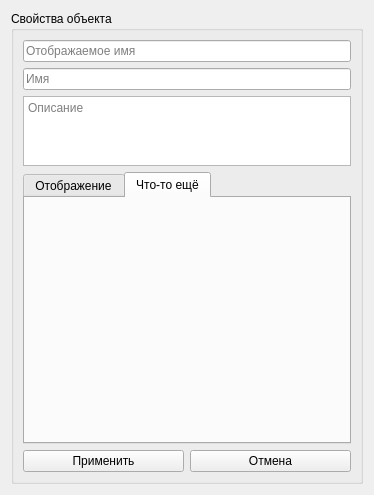
Old version of the form src/GUI/GraphEdit/objectpropertyeditorform.ui in the repository VinTRiZz/GraphEditor.
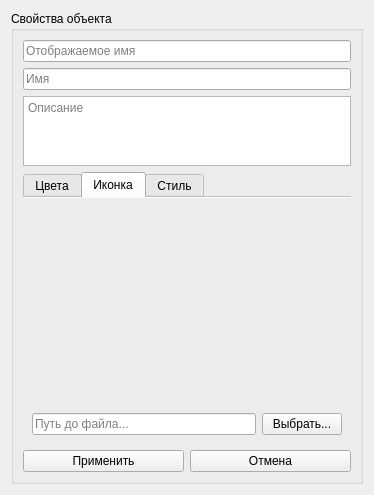
New version of the form. The open tabs and pages were chosen to show the change.

The edit to the form file:
```diff
--- a/src/GUI/GraphEdit/objectpropertyeditorform.ui
+++ b/src/GUI/GraphEdit/objectpropertyeditorform.ui
@@ -58,12 +58,21 @@
           <verstretch>4</verstretch>
          </sizepolicy>
         </property>
+        <property name="tabPosition">
+         <enum>QTabWidget::North</enum>
+        </property>
+        <property name="tabShape">
+         <enum>QTabWidget::Rounded</enum>
+        </property>
         <property name="currentIndex">
          <number>0</number>
         </property>
-        <widget class="QWidget" name="tab">
+        <property name="documentMode">
+         <bool>true</bool>
+        </property>
+        <widget class="QWidget" name="tab_colors">
          <attribute name="title">
-          <string>Отображение</string>
+          <string>Цвета</string>
          </attribute>
          <layout class="QVBoxLayout" name="verticalLayout_3">
           <item>
@@ -158,7 +167,48 @@
         </widget>
         <widget class="QWidget" name="tab_2">
          <attribute name="title">
-          <string>Что-то ещё</string>
+          <string>Иконка</string>
+         </attribute>
+         <layout class="QVBoxLayout" name="verticalLayout_4">
+          <item>
+           <widget class="QLabel" name="iconPreview_label">
+            <property name="sizePolicy">
+             <sizepolicy hsizetype="Preferred" vsizetype="Expanding">
+              <horstretch>0</horstretch>
+              <verstretch>0</verstretch>
+             </sizepolicy>
+            </property>
+            <property name="text">
+             <string/>
+            </property>
+            <property name="alignment">
+             <set>Qt::AlignCenter</set>
+            </property>
+           </widget>
+          </item>
+          <item>
+           <layout class="QHBoxLayout" name="horizontalLayout_5">
+            <item>
+             <widget class="QLineEdit" name="iconPath_lineEdit">
+              <property name="placeholderText">
+               <string>Путь до файла...</string>
+              </property>
+             </widget>
+            </item>
+            <item>
+             <widget class="QPushButton" name="selectIcon_pushButton">
+              <property name="text">
+               <string>Выбрать...</string>
+              </property>
+             </widget>
+            </item>
+           </layout>
+          </item>
+         </layout>
+        </widget>
+        <widget class="QWidget" name="tab_style">
+         <attribute name="title">
+          <string>Стиль</string>
          </attribute>
         </widget>
        </widget>
```
Left out of the diff: 2 changed lines with no effect on the pictures.
